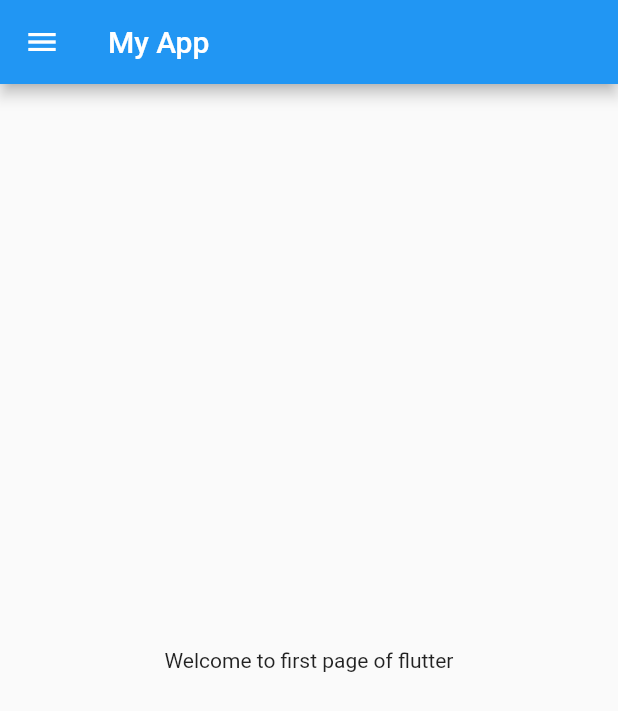
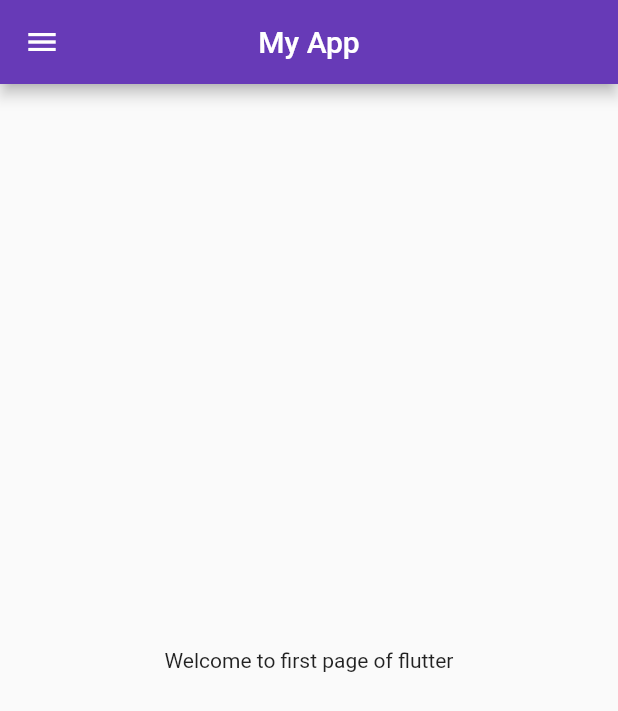
Before and after one commit to kartarSingh02/Flutter-basics, a Flutter app: the screen it shows after launch, on a phone screen of 412 x 824 dp. Shown: the top 711 px of the screen. Run offline on Flutter 3.47's test engine with Material 2 defaults, Android fonts, the phone set to English and light mode, and no system bars.

Commit message:
day3 completed

```diff
--- a/lib/main.dart
+++ b/lib/main.dart
@@ -1,17 +1,29 @@
 import 'package:flutter/material.dart';
-import 'package:flutter_application1/home_page.dart';
+import 'package:flutter_application1/pages/home_page.dart';
+import 'package:flutter_application1/pages/login_page.dart';
 
-void main(){
+void main() {
   runApp(MyApp());
 }
 
 class MyApp extends StatelessWidget {
-  const MyApp({ Key? key }) : super(key: key);
-
+  // const MyApp({Key? key}) : super(key: key);
   @override
   Widget build(BuildContext context) {
     return MaterialApp(
-      home: HomePage(),
+      themeMode: ThemeMode.light,
+      theme: ThemeData(primarySwatch: Colors.deepPurple), //appbar coor
+      initialRoute: "/home", //set initial page accoring to need
+      routes: {
+        // for multiple pages
+        "/": (context) =>
+            LoginPage(), //homepage will be default but we can set this to any page
+        "/Login": (context) => LoginPage(),
+        "/home": (context) => HomePage(),
+      },
     );
   }
 }
+//class ke andr jo funtion hote hai use hm methods bolte hai
+//"{}" yeh iske andr parameters jo methods ke andr aeyege voh optional honge
+// @required agr kisi parameter ke aage lika toh hum funtion me ho call krte time toh btana pdega uska value ya kuch bhi
--- a/lib/home_page.dart
+++ b/lib/pages/home_page.dart
@@ -5,10 +5,12 @@
 
   @override
   Widget build(BuildContext context) {
-    return Scaffold(
+    return Scaffold( //scaffold is ued to make structure head,body,footer adn it also helps to maintain UI
       appBar: AppBar(
+        centerTitle: true,
         title: Text("My App"),
-      ), //makes appbar
+      ),
+        //makes appbar
       body: Center(
         //its body
         child: Container(
```
Also changed, not shown: lib/pages/login_page.dart (added, +24 -0 lines), 1 other file.
